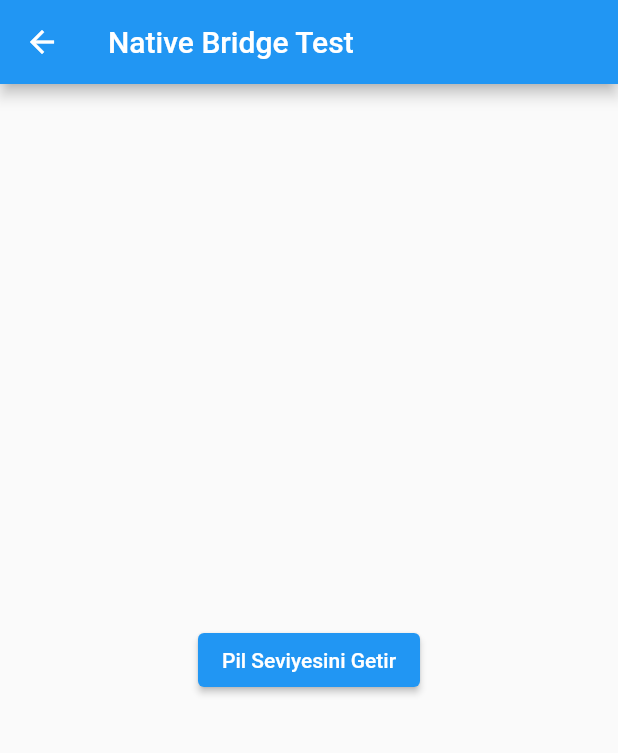
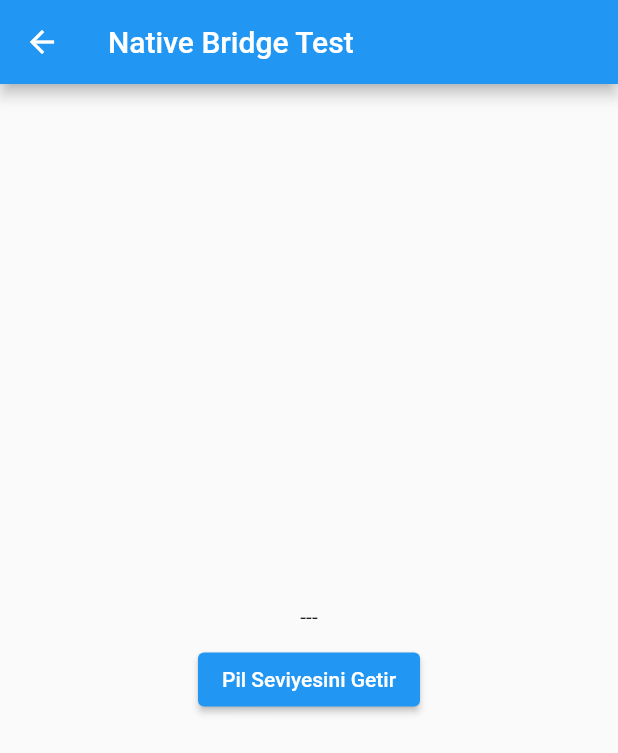
Before and after one commit to ecdundar/nativebridgetest, a Flutter app: the NativeScreen screen opened by its route, after a tap on "Pil Seviyesini Getir", on a phone screen of 412 x 824 dp. Shown: the top 753 px of the screen. Run offline on Flutter 3.47's test engine with Material 2 defaults, Android fonts, the phone set to English and light mode, and no system bars; our stand-ins replace flutter_easyloading; missing offline and left inert: web_browser.

Commit message:
Flutter native taraf bağlantı

```diff
--- a/lib/screens/NativeScreen.dart
+++ b/lib/screens/NativeScreen.dart
@@ -1,4 +1,5 @@
 import 'package:flutter/material.dart';
+import 'package:flutter/services.dart';
 
 class NativeScreen extends StatefulWidget {
   const NativeScreen({super.key});
@@ -8,14 +9,36 @@ class NativeScreen extends StatefulWidget {
 }
 
 class _NativeScreenState extends State<NativeScreen> {
+  //Channel ismi native tarafla aynı olmalı
+  static const platformMethod = MethodChannel("flutter.burulas/battery");
+  String _level = "---";
+
+  void getBatteryLevel() async {
+    String blevel = "";
+    try {
+      final int result = await platformMethod.invokeMethod("getBatteryLevel");
+      blevel = result.toString();
+    } on PlatformException catch (e) {
+      blevel = "Pil durumu okunamadı";
+    }
+    setState(() {
+      _level = blevel;
+    });
+  }
+
   @override
   Widget build(BuildContext context) {
     return Scaffold(
       appBar: AppBar(title: const Text('Native Bridge Test')),
       body: Center(
           child: Column(mainAxisAlignment: MainAxisAlignment.center, children: [
+        Text(_level),
+        const SizedBox(height: 10),
         ElevatedButton(
-            onPressed: () {}, child: const Text('Pil Seviyesini Getir'))
+            onPressed: () {
+              getBatteryLevel();
+            },
+            child: const Text('Pil Seviyesini Getir'))
       ])),
     );
   }
```
